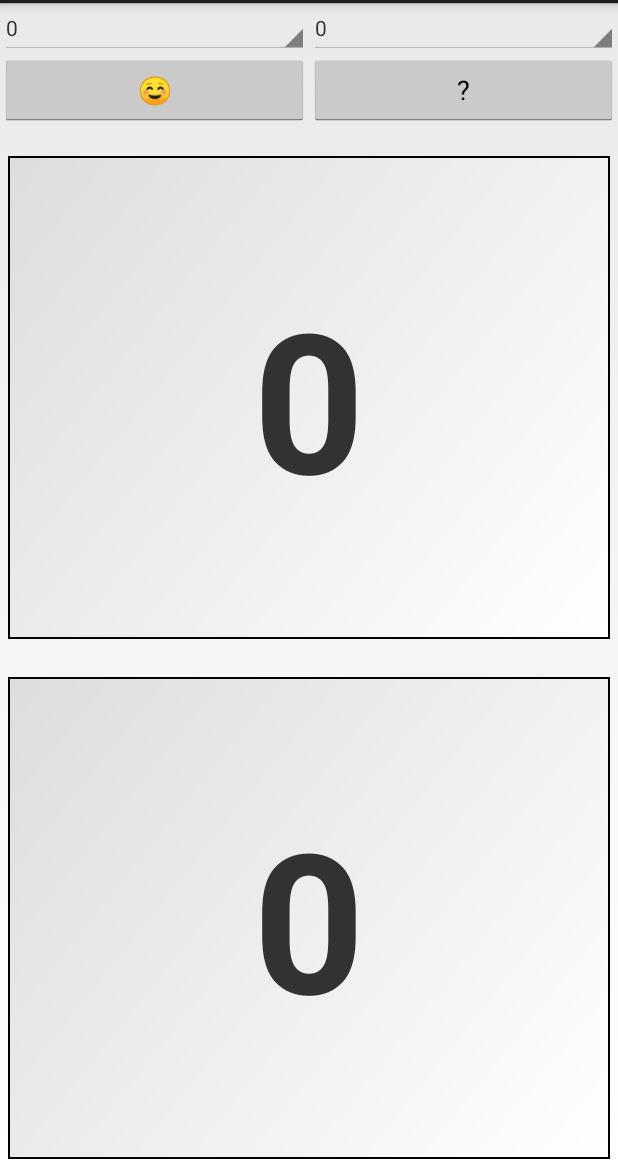
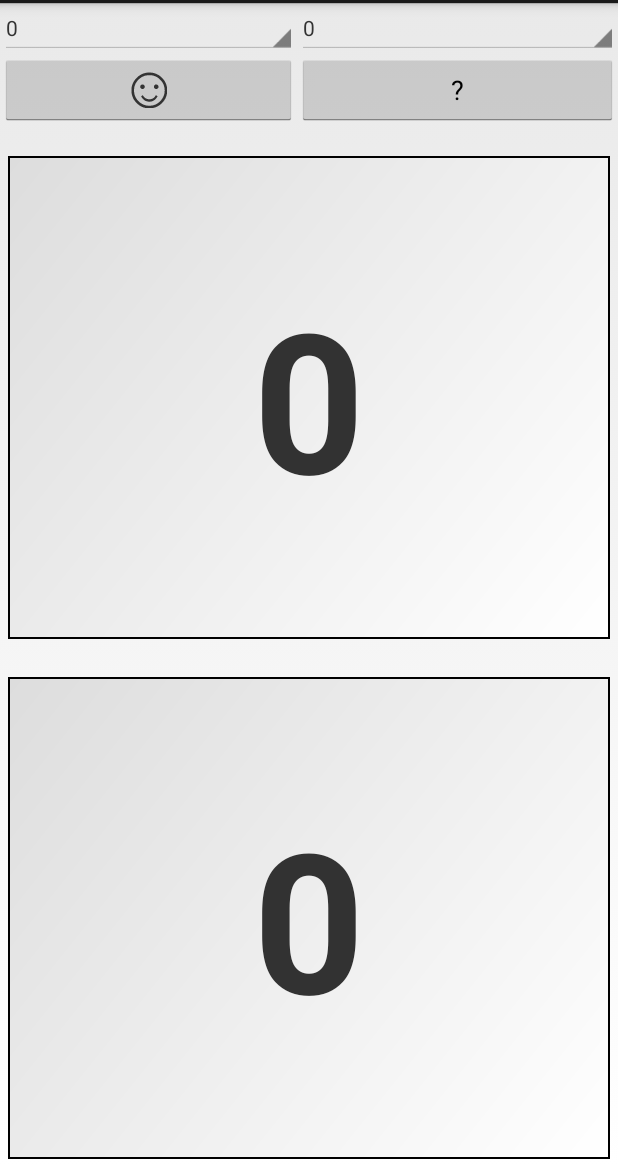
Before and after one commit to kemot90/Scrumteczki2, an Android app: the EstimateActivity screen opened directly, with no data from a screen before it, on a phone screen of 412 x 824 dp, the part 69-1236 px from its top. Run offline under Robolectric (Android 15) with nearby library versions, the phone set to English and light mode, and no system bars.

Commit message:
Usunięcie buga dialogu zmiany estymaty przy zmianie orientacji ekranu.
Dodanie obsługi karteczek przerwy i braku wiedzy nt zadania.
Poprawienie karteczki przerwy tak by działała na telefonach bez czcionki
obsługującej pełny Unicode.
Dodanie dedykowanego layoutu dla estymowania z pozycji landscape.
Uczynienie estymowanego czasu i zadania serializowalnymi.
Przeniesienie dialogu zmiany estymaty do oddzielnej klasy (pliku -
wcześniej funkcjonował jako Inner class).

```diff
--- a/Scrumteczki2/src/main/AndroidManifest.xml
+++ b/Scrumteczki2/src/main/AndroidManifest.xml
@@ -26,6 +26,8 @@
         <activity android:name=".activity.EstimateActivity" />
         <activity android:name=".activity.SprintListActivity" />
         <activity android:name=".activity.DailyScrumActivity" />
+        <activity android:name=".activity.BreakActivity" />
+        <activity android:name=".activity.UnknownEstimateActivity" />
     </application>
 
 </manifest>
--- a/Scrumteczki2/src/main/java/pl/kemot/scrum/scrumteczki2/model/EstimatedTime.java
+++ b/Scrumteczki2/src/main/java/pl/kemot/scrum/scrumteczki2/model/EstimatedTime.java
@@ -1,11 +1,13 @@
 package pl.kemot.scrum.scrumteczki2.model;
+
+import java.io.Serializable;
 
 import pl.kemot.scrum.scrumteczki2.utils.StringUtils;
 
 /**
  * Created by Tomek on 22.11.13.
  */
-public class EstimatedTime implements Comparable<EstimatedTime> {
+public class EstimatedTime implements Comparable<EstimatedTime>, Serializable {
     private short seconds = 0;
     private int minutes = 0;
     private int hours = 0;
--- a/Scrumteczki2/src/main/java/pl/kemot/scrum/scrumteczki2/model/Task.java
+++ b/Scrumteczki2/src/main/java/pl/kemot/scrum/scrumteczki2/model/Task.java
@@ -1,9 +1,11 @@
 package pl.kemot.scrum.scrumteczki2.model;
+
+import java.io.Serializable;
 
 /**
  * Created by Tomek on 22.11.13.
  */
-public class Task extends BaseEntity {
+public class Task extends BaseEntity implements Serializable {
     private String label;
     private String product;
     private String estimatedTime;
--- /dev/null
+++ b/Scrumteczki2/src/main/res/layout-land/estimate.xml
@@ -0,0 +1,65 @@
+<?xml version="1.0" encoding="utf-8"?>
+
+<LinearLayout xmlns:android="http://schemas.android.com/apk/res/android"
+    android:orientation="vertical" android:layout_width="match_parent"
+    android:layout_height="match_parent">
+    <LinearLayout
+        android:layout_width="fill_parent"
+        android:layout_height="wrap_content">
+        <Spinner
+            android:id="@+id/estimateLeft"
+            android:layout_width="match_parent"
+            android:layout_height="wrap_content"
+            android:layout_centerVertical="true"
+            android:layout_alignParentLeft="true"
+            android:layout_weight="1"/>
+        <Spinner
+            android:id="@+id/estimateRight"
+            android:layout_width="fill_parent"
+            android:layout_height="wrap_content"
+            android:layout_toRightOf="@+id/estimateLeft"
+            android:layout_weight="1" />
+    </LinearLayout>
+    <LinearLayout
+        android:layout_width="fill_parent"
+        android:layout_height="fill_parent">
+        <LinearLayout
+            android:layout_width="wrap_content"
+            android:layout_height="fill_parent"
+            android:orientation="vertical">
+            <ImageButton
+                android:id="@+id/smile"
+                android:gravity="center"
+                android:src="@drawable/smiley_button"
+                android:layout_weight="1"
+                android:layout_width="match_parent"
+                android:layout_height="fill_parent"
+                android:onClick="onClickStartBreakActivity" />
+            <Button
+                android:id="@+id/unknow"
+                android:text="\?"
+                android:layout_weight="1"
+                android:layout_width="match_parent"
+                android:layout_height="fill_parent"
+                android:onClick="onClickStartUnknownEstimateActivity" />
+        </LinearLayout>
+        <TextView
+            android:id="@+id/optimistic"
+            android:text="..."
+            style="@style/bigChitText"
+            android:layout_marginTop="0dp"
+            android:background="@drawable/karteczka"
+            android:layout_width="fill_parent"
+            android:layout_height="fill_parent"
+            android:layout_weight="1" />
+        <TextView
+            android:id="@+id/pessimistic"
+            android:text="..."
+            style="@style/bigChitText"
+            android:layout_marginTop="0dp"
+            android:background="@drawable/karteczka"
+            android:layout_width="fill_parent"
+            android:layout_height="fill_parent"
+            android:layout_weight="1" />
+    </LinearLayout>
+</LinearLayout>
--- a/Scrumteczki2/src/main/res/layout/estimate.xml
+++ b/Scrumteczki2/src/main/res/layout/estimate.xml
@@ -24,18 +24,21 @@
         <TableRow
             android:layout_width="match_parent"
             android:layout_height="wrap_content">
-            <Button
+            <ImageButton
                 android:id="@+id/smile"
-                android:text="@string/smiley"
+                android:gravity="center"
+                android:src="@drawable/smiley_button"
                 android:layout_weight="1"
                 android:layout_width="match_parent"
-                android:layout_height="wrap_content" />
+                android:layout_height="match_parent"
+                android:onClick="onClickStartBreakActivity" />
             <Button
                 android:id="@+id/unknow"
                 android:text="\?"
                 android:layout_weight="1"
                 android:layout_width="match_parent"
-                android:layout_height="wrap_content" />
+                android:layout_height="wrap_content"
+                android:onClick="onClickStartUnknownEstimateActivity" />
         </TableRow>
     </TableLayout>
     <TextView
@@ -48,8 +51,6 @@
         android:layout_weight="1" />
     <TextView
         android:id="@+id/pessimistic"
-
-
         android:text="..."
         style="@style/bigChitText"
         android:background="@drawable/karteczka"
```
Also changed, not shown: Scrumteczki2/src/main/java/pl/kemot/scrum/scrumteczki2/activity/BreakActivity.java (added, +22 -0 lines), Scrumteczki2/src/main/java/pl/kemot/scrum/scrumteczki2/activity/EstimateActivity.java (+11 -0 lines), Scrumteczki2/src/main/java/pl/kemot/scrum/scrumteczki2/activity/SprintListActivity.java (+2 -80 lines), Scrumteczki2/src/main/java/pl/kemot/scrum/scrumteczki2/activity/TaskEstimateDialogFragment.java (added, +154 -0 lines), Scrumteczki2/src/main/java/pl/kemot/scrum/scrumteczki2/activity/UnknownEstimateActivity.java (added, +21 -0 lines), Scrumteczki2/src/main/res/layout-land/unknown_estimate.xml (added, +23 -0 lines), Scrumteczki2/src/main/res/layout/break_estimate.xml (added, +22 -0 lines), Scrumteczki2/src/main/res/layout/unknown_estimate.xml (added, +23 -0 lines), Scrumteczki2/src/main/res/drawable-hdpi/smiley_button.png (added), Scrumteczki2/src/main/res/drawable-mdpi/smiley_button.png (added), Scrumteczki2/src/main/res/drawable-xhdpi/smiley_button.png (added), Scrumteczki2/src/main/res/drawable-xxhdpi/smiley.png (added), Scrumteczki2/src/main/res/drawable-xxhdpi/smiley_button.png (added).
